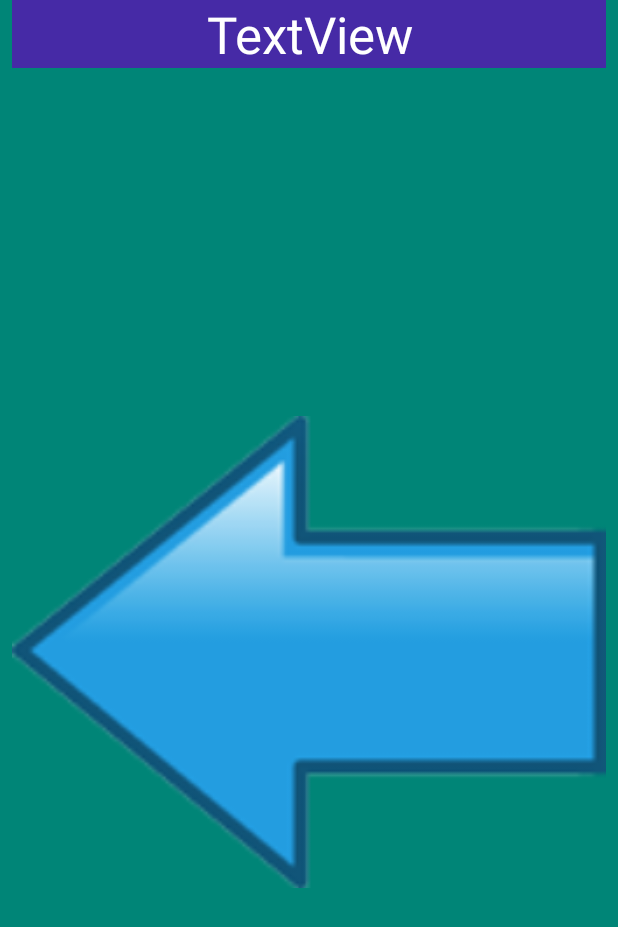
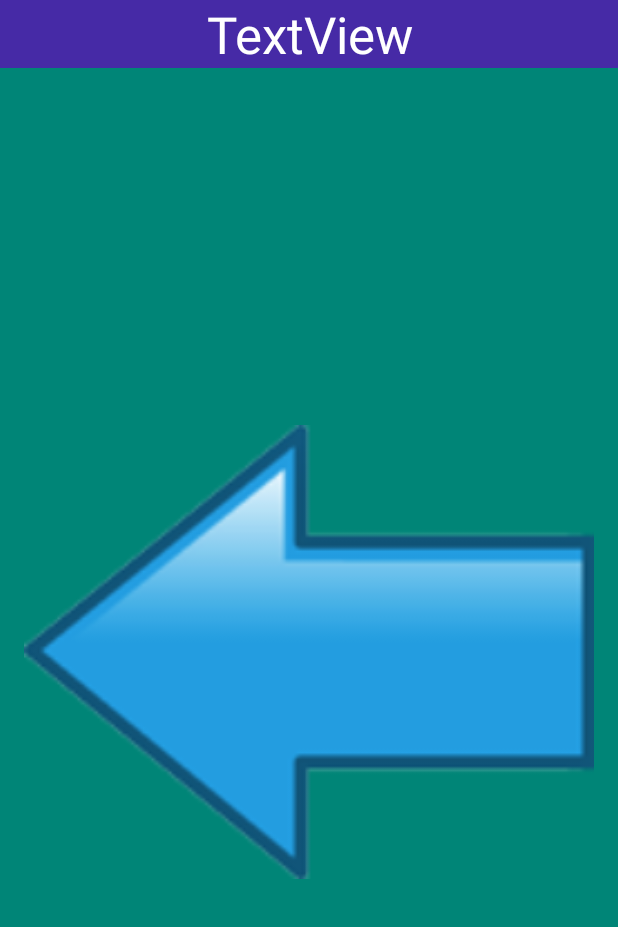
Before and after one commit to iarlenaquiles/AeroportoApp, an Android app: the screen it shows after launch (MainActivity), on a phone screen of 412 x 824 dp. Shown: the top 927 px of the screen. Run offline under Robolectric (Android 15) with nearby library versions, the phone set to English and light mode, and no system bars.

Commit message:
Ajustando a margem da main

```diff
--- a/app/src/main/res/layout/activity_main.xml
+++ b/app/src/main/res/layout/activity_main.xml
@@ -11,8 +11,6 @@
         android:id="@+id/textView2"
         android:layout_width="0dp"
         android:layout_height="wrap_content"
-        android:layout_marginStart="8dp"
-        android:layout_marginEnd="8dp"
         android:background="@color/ic_launcher_background"
         android:text="TextView"
         android:textAlignment="center"
@@ -21,16 +19,16 @@
         app:layout_constraintEnd_toEndOf="parent"
         app:layout_constraintHorizontal_bias="0.0"
         app:layout_constraintStart_toStartOf="parent"
-        tools:layout_editor_absoluteY="16dp" />
+        app:layout_constraintTop_toTopOf="parent" />
 
     <ImageView
         android:id="@+id/imageView"
         android:layout_width="0dp"
         android:layout_height="0dp"
-        android:layout_marginStart="8dp"
-        android:layout_marginTop="8dp"
-        android:layout_marginEnd="8dp"
-        android:layout_marginBottom="8dp"
+        android:layout_marginStart="16dp"
+        android:layout_marginTop="16dp"
+        android:layout_marginEnd="16dp"
+        android:layout_marginBottom="16dp"
         android:src="@drawable/flecha"
         app:layout_constraintBottom_toBottomOf="parent"
         app:layout_constraintEnd_toEndOf="parent"
```
